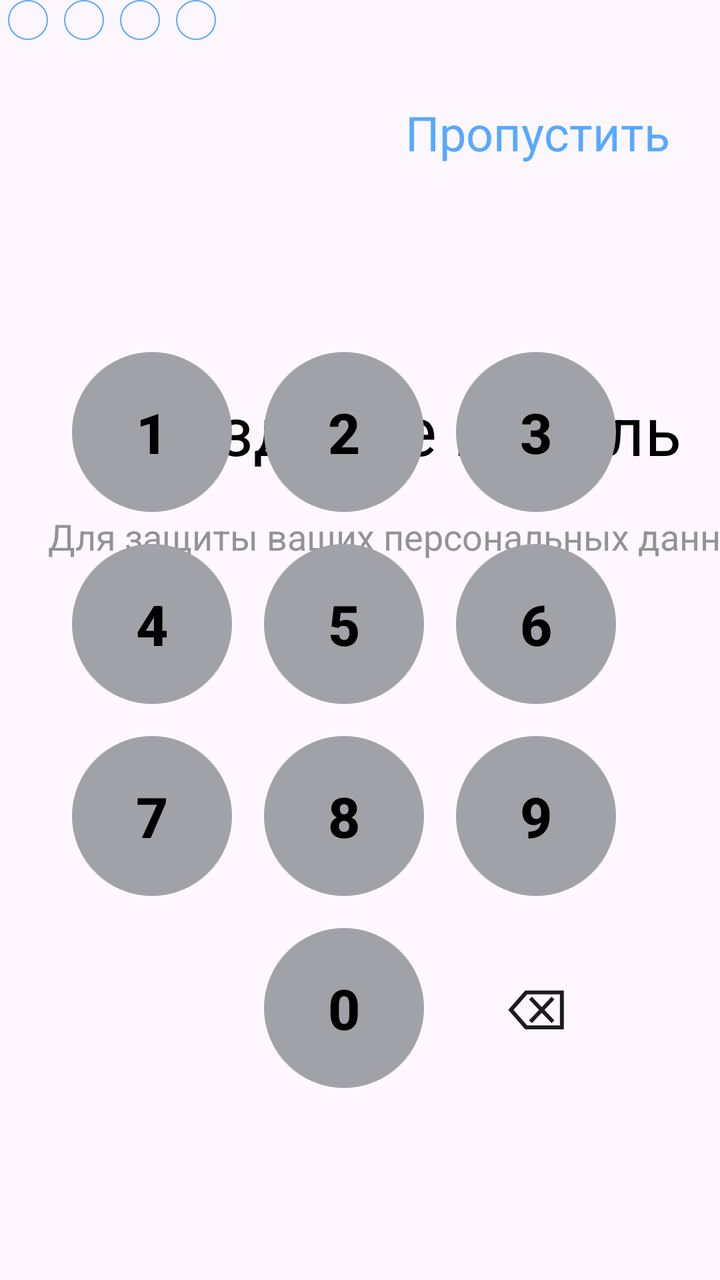
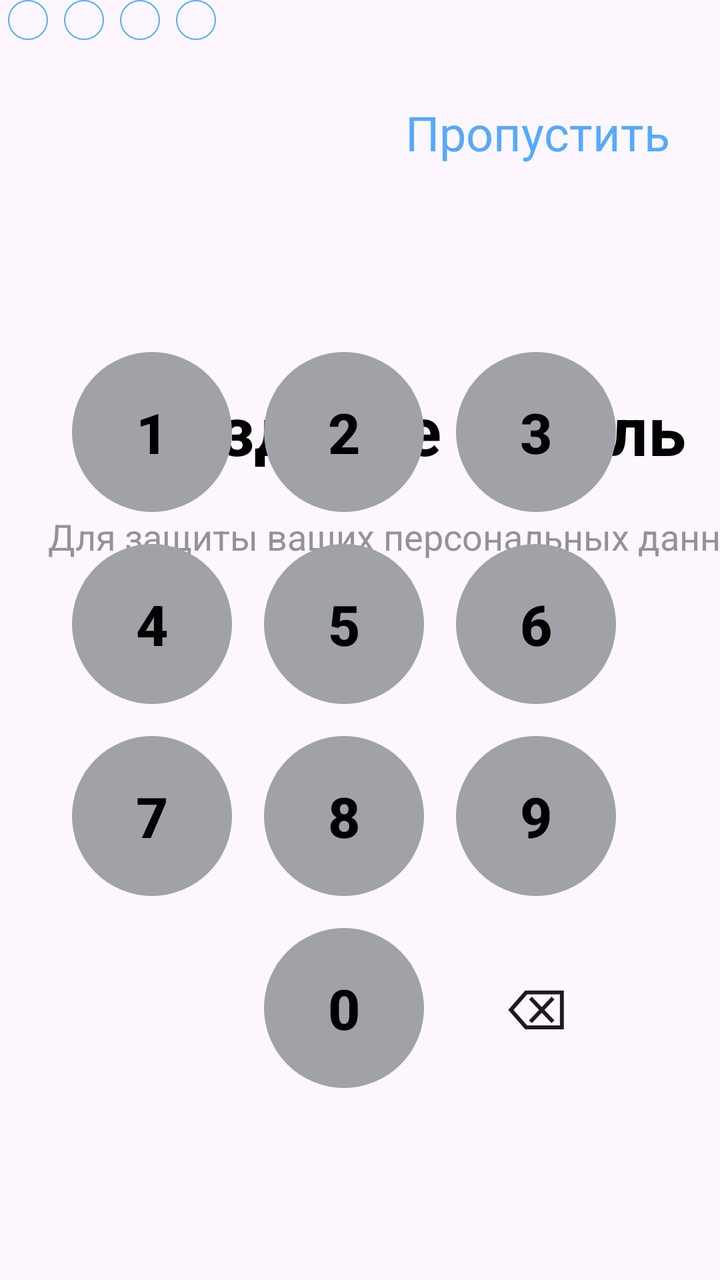

Two renders of the same Android screen: before a commit and after it. Below are the layout's source before the change and the commit's diff.
<!-- AndroidManifest.xml: application theme Theme.Pr24_rmp_gudochkina -->
<!-- res/layout/activity_creating_password.xml -->
<?xml version="1.0" encoding="utf-8"?>
<androidx.constraintlayout.widget.ConstraintLayout xmlns:android="http://schemas.android.com/apk/res/android"
    xmlns:app="http://schemas.android.com/apk/res-auto"
    xmlns:tools="http://schemas.android.com/tools"
    android:id="@+id/main"
    android:layout_width="match_parent"
    android:layout_height="match_parent"
    tools:context=".CreatingPasswordActivity">

    <TextView
        android:id="@+id/tvAnalyzes4"
        android:layout_width="wrap_content"
        android:layout_height="wrap_content"
        android:layout_marginStart="68dp"
        android:layout_marginTop="192dp"
        android:text="@string/create_password"
        android:textColor="@color/black"
        android:textSize="34sp"
        app:layout_constraintStart_toStartOf="parent"
        app:layout_constraintTop_toTopOf="parent" />

    <TextView
        android:id="@+id/tvAnalyzes5"
        android:layout_width="wrap_content"
        android:layout_height="wrap_content"
        android:layout_marginStart="24dp"
        android:layout_marginTop="256dp"
        android:text="@string/description_password"
        android:textColor="@color/grey"
        android:textSize="18sp"
        app:layout_constraintStart_toStartOf="parent"
        app:layout_constraintTop_toTopOf="parent" />

    <TextView
        android:id="@+id/buttonSkip2"
        android:layout_width="wrap_content"
        android:layout_height="wrap_content"
        android:layout_marginTop="50dp"
        android:layout_marginEnd="25dp"
        android:clickable="true"
        android:focusable="true"
        android:text="@string/skip"
        android:textColor="@color/blue"
        android:textSize="24sp"
        app:layout_constraintEnd_toEndOf="parent"
        app:layout_constraintTop_toTopOf="parent" />

    <LinearLayout
        android:id="@+id/pageIndicator"
        android:layout_width="wrap_content"
        android:layout_height="wrap_content"
        android:gravity="center"
        android:orientation="horizontal"
        tools:layout_editor_absoluteX="148dp"
        tools:layout_editor_absoluteY="336dp">

        <View
            android:id="@+id/dot1"
            android:layout_width="20dp"
            android:layout_height="20dp"
            android:layout_marginHorizontal="4dp"
            android:background="@drawable/dot_outline" />

        <View
            android:id="@+id/dot2"
            android:layout_width="20dp"
            android:layout_height="20dp"
            android:layout_marginHorizontal="4dp"
            android:background="@drawable/dot_outline" />

        <View
            android:id="@+id/dot3"
            android:layout_width="20dp"
            android:layout_height="20dp"
            android:layout_marginHorizontal="4dp"
            android:background="@drawable/dot_outline" />

        <View
            android:id="@+id/dot3"
            android:layout_width="20dp"
            android:layout_height="20dp"
            android:layout_marginHorizontal="4dp"
            android:background="@drawable/dot_outline" />
    </LinearLayout>

    <androidx.constraintlayout.widget.ConstraintLayout
        android:id="@+id/keyboardContainer"
        android:layout_width="match_parent"
        android:layout_height="wrap_content"
        android:layout_marginBottom="96dp"
        app:layout_constraintBottom_toBottomOf="parent"
        app:layout_constraintEnd_toEndOf="parent"
        app:layout_constraintHorizontal_bias="0.0"
        app:layout_constraintStart_toStartOf="parent">

        <android.widget.Button
            android:id="@+id/btn1"
            style="@style/NumberButton"
            android:layout_width="80dp"
            android:layout_height="80dp"
            android:text="1"
            android:textSize="28sp"
            app:layout_constraintEnd_toStartOf="@id/btn2"
            app:layout_constraintHorizontal_chainStyle="packed"
            app:layout_constraintStart_toStartOf="parent"
            app:layout_constraintTop_toTopOf="parent" />

        <android.widget.Button
            android:id="@+id/btn2"
            style="@style/NumberButton"
            android:layout_width="80dp"
            android:layout_height="80dp"
            android:layout_marginStart="16dp"
            android:layout_marginEnd="16dp"
            android:text="2"
            android:textSize="28sp"
            app:layout_constraintEnd_toStartOf="@id/btn3"
            app:layout_constraintStart_toEndOf="@id/btn1"
            app:layout_constraintTop_toTopOf="@id/btn1" />

        <android.widget.Button
            android:id="@+id/btn3"
            style="@style/NumberButton"
            android:layout_width="80dp"
            android:layout_height="80dp"
            android:layout_marginEnd="16dp"
            android:text="3"
            android:textSize="28sp"
            app:layout_constraintEnd_toEndOf="parent"
            app:layout_constraintStart_toEndOf="@id/btn2"
            app:layout_constraintTop_toTopOf="@id/btn1" />

        <android.widget.Button
            android:id="@+id/btn4"
            style="@style/NumberButton"
            android:layout_width="80dp"
            android:layout_height="80dp"
            android:layout_marginTop="16dp"
            android:text="4"
            android:textSize="28sp"
            app:layout_constraintStart_toStartOf="@id/btn1"
            app:layout_constraintTop_toBottomOf="@id/btn1" />

        <android.widget.Button
            android:id="@+id/btn5"
            style="@style/NumberButton"
            android:layout_width="80dp"
            android:layout_height="80dp"
            android:layout_marginTop="16dp"
            android:text="5"
            android:textSize="28sp"
            app:layout_constraintStart_toStartOf="@id/btn2"
            app:layout_constraintTop_toBottomOf="@id/btn2" />

        <android.widget.Button
            android:id="@+id/btn6"
            style="@style/NumberButton"
            android:layout_width="80dp"
            android:layout_height="80dp"
            android:layout_marginTop="16dp"
            android:text="6"
            android:textSize="28sp"
            app:layout_constraintStart_toStartOf="@id/btn3"
            app:layout_constraintTop_toBottomOf="@id/btn3" />

        <android.widget.Button
            android:id="@+id/btn7"
            style="@style/NumberButton"
            android:layout_width="80dp"
            android:layout_height="80dp"
            android:layout_marginTop="16dp"
            android:text="7"
            android:textSize="28sp"
            app:layout_constraintStart_toStartOf="@id/btn4"
            app:layout_constraintTop_toBottomOf="@id/btn4" />

        <android.widget.Button
            android:id="@+id/btn8"
            style="@style/NumberButton"
            android:layout_width="80dp"
            android:layout_height="80dp"
            android:layout_marginTop="16dp"
            android:text="8"
            android:textSize="28sp"
            app:layout_constraintStart_toStartOf="@id/btn5"
            app:layout_constraintTop_toBottomOf="@id/btn5" />

        <android.widget.Button
            android:id="@+id/btn9"
            style="@style/NumberButton"
            android:layout_width="80dp"
            android:layout_height="80dp"
            android:layout_marginTop="16dp"
            android:text="9"
            android:textSize="28sp"
            app:layout_constraintStart_toStartOf="@id/btn6"
            app:layout_constraintTop_toBottomOf="@id/btn6" />

        <View
            android:id="@+id/emptySpace"
            android:layout_width="80dp"
            android:layout_height="80dp"
            android:layout_marginTop="16dp"
            app:layout_constraintStart_toStartOf="@id/btn7"
            app:layout_constraintTop_toBottomOf="@id/btn7" />

        <android.widget.Button
            android:id="@+id/btn0"
            style="@style/NumberButton"
            android:layout_width="80dp"
            android:layout_height="80dp"
            android:layout_marginTop="16dp"
            android:text="0"
            android:textSize="28sp"
            app:layout_constraintStart_toStartOf="@id/btn8"
            app:layout_constraintTop_toBottomOf="@id/btn8" />

        <android.widget.Button
            android:id="@+id/btnDelete"
            android:layout_width="80dp"
            android:layout_height="80dp"
            android:layout_marginTop="16dp"
            android:text="@string/back"
            android:textSize="28sp"
            android:background=""
            app:layout_constraintStart_toStartOf="@id/btn9"
            app:layout_constraintTop_toBottomOf="@id/btn9" />

    </androidx.constraintlayout.widget.ConstraintLayout>
</androidx.constraintlayout.widget.ConstraintLayout>
<!-- resources referenced by this layout -->
<resources>
  <color name="black">#FF000000</color>
  <color name="blue">#57A9FF</color>
  <color name="grey">#939396</color>
  <!-- drawable dot_outline (drawable) -->
  <shape xmlns:android="http://schemas.android.com/apk/res/android"
      android:shape="oval">
      <stroke
          android:width="2px"
          android:color="@color/blue"/>
      <solid android:color="@android:color/transparent"/>
      <size android:width="10dp" android:height="10dp"/>
  </shape>
  <string name="back">⌫</string>
  <string name="create_password">Создайте пароль</string>
  <string name="description_password">Для защиты ваших персональных данных</string>
  <string name="skip">Пропустить</string>
  <style name="NumberButton">
          <item name="android:background">@drawable/number_button_background</item>
          <item name="android:textColor">@color/number_button_text_color</item>
          <item name="android:textStyle">bold</item>
          <item name="android:minWidth">0dp</item>
          <item name="android:minHeight">0dp</item>
          <item name="android:insetTop">0dp</item>
          <item name="android:insetBottom">0dp</item>
          
          <item name="android:stateListAnimator">@null</item>
          <item name="android:elevation">0dp</item>
          <item name="android:letterSpacing">0</item>
      </style>
  <style name="Theme.Pr24_rmp_gudochkina" parent="Base.Theme.Pr24_rmp_gudochkina" />
  <!-- drawable number_button_background (drawable) -->
  <?xml version="1.0" encoding="utf-8"?>
  <selector xmlns:android="http://schemas.android.com/apk/res/android">
      
      <item android:state_pressed="true">
          <shape android:shape="oval">
              <solid android:color="@color/blue" />
          </shape>
      </item>
  
      
      <item>
          <shape android:shape="oval">
              <solid android:color="@color/gray3" />
          </shape>
      </item>
  </selector>
  <style name="Base.Theme.Pr24_rmp_gudochkina" parent="Theme.Material3.DayNight.NoActionBar">
          
          
      </style>
  <color name="gray3">#A1A2A8</color>
</resources>

<!-- the commit's change to res/layout/activity_creating_password.xml (unified diff, before → after) -->
@@ -14,6 +14,7 @@
         android:layout_marginStart="68dp"
         android:layout_marginTop="192dp"
         android:text="@string/create_password"
+        android:textStyle="bold"
         android:textColor="@color/black"
         android:textSize="34sp"
         app:layout_constraintStart_toStartOf="parent"
